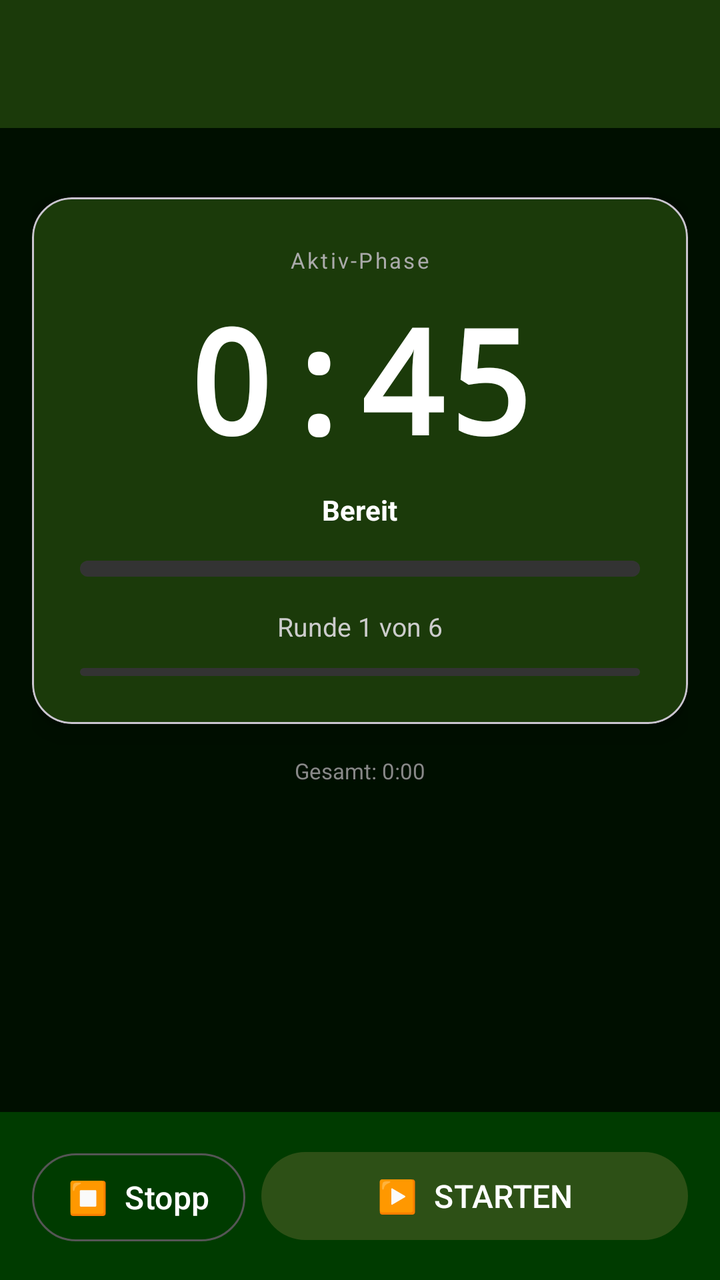
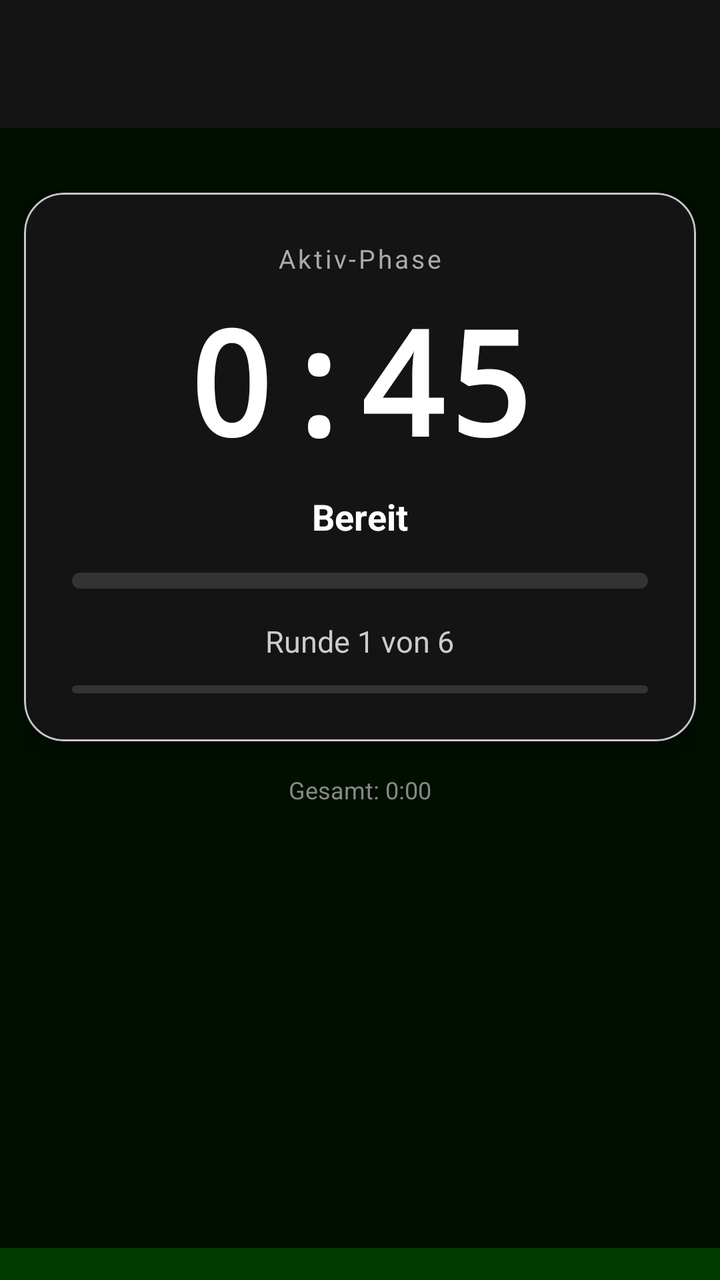

Compare the two renders of this Android layout. The source of the first and the diff that turns it into the second are given below.
<!-- AndroidManifest.xml: activity theme Theme.HundeWildnis -->
<!-- res/layout/activity_interval_timer.xml -->
<?xml version="1.0" encoding="utf-8"?>
<androidx.coordinatorlayout.widget.CoordinatorLayout
    xmlns:android="http://schemas.android.com/apk/res/android"
    xmlns:app="http://schemas.android.com/apk/res-auto"
    android:layout_width="match_parent"
    android:layout_height="match_parent"
    android:background="@color/super_dark_green">

    <androidx.core.widget.NestedScrollView
        android:layout_width="match_parent"
        android:layout_height="match_parent"
        android:paddingBottom="120dp"
        android:clipToPadding="false"
        app:layout_behavior="@string/appbar_scrolling_view_behavior">

        <LinearLayout
            android:layout_width="match_parent"
            android:layout_height="wrap_content"
            android:orientation="vertical"
            android:gravity="center_horizontal"
            android:padding="16dp">

            
            <TextView
                android:id="@+id/tvConfigSummary"
                android:layout_width="match_parent"
                android:layout_height="wrap_content"
                android:textColor="#AAAAAA"
                android:textSize="@dimen/text_body_small"
                android:gravity="center"
                android:layout_marginBottom="4dp" />

            <TextView
                android:id="@+id/tvDogName"
                android:layout_width="wrap_content"
                android:layout_height="wrap_content"
                android:textColor="#CCCCCC"
                android:textSize="@dimen/text_body_medium"
                android:visibility="gone"
                android:layout_marginBottom="16dp" />

            
            <com.google.android.material.card.MaterialCardView
                android:id="@+id/cardTimerDisplay"
                android:layout_width="match_parent"
                android:layout_height="wrap_content"
                android:layout_marginBottom="16dp"
                app:cardBackgroundColor="@color/green_dark"
                app:cardCornerRadius="20dp"
                app:cardElevation="8dp">

                <LinearLayout
                    android:layout_width="match_parent"
                    android:layout_height="wrap_content"
                    android:orientation="vertical"
                    android:gravity="center"
                    android:padding="24dp">

                    
                    <TextView
                        android:id="@+id/tvPhaseLabel"
                        android:layout_width="wrap_content"
                        android:layout_height="wrap_content"
                        android:text="Aktiv-Phase"
                        android:textColor="#AAAAAA"
                        android:textSize="@dimen/text_body_small"
                        android:letterSpacing="0.1"
                        android:layout_marginBottom="4dp" />

                    
                    <TextView
                        android:id="@+id/tvMainTimer"
                        android:layout_width="wrap_content"
                        android:layout_height="wrap_content"
                        android:text="0:45"
                        android:textColor="#FFFFFF"
                        android:textSize="72sp"
                        android:textStyle="bold"
                        android:fontFamily="monospace"
                        android:layout_marginBottom="8dp" />

                    
                    <TextView
                        android:id="@+id/tvStatus"
                        android:layout_width="wrap_content"
                        android:layout_height="wrap_content"
                        android:text="Bereit"
                        android:textColor="#FFFFFF"
                        android:textSize="@dimen/text_body_large"
                        android:textStyle="bold"
                        android:layout_marginBottom="16dp" />

                    
                    <ProgressBar
                        android:id="@+id/progressPhase"
                        style="@android:style/Widget.ProgressBar.Horizontal"
                        android:layout_width="match_parent"
                        android:layout_height="8dp"
                        android:max="100"
                        android:progress="0"
                        android:progressTint="#4CAF50"
                        android:progressBackgroundTint="#333333"
                        android:layout_marginBottom="16dp" />

                    
                    <TextView
                        android:id="@+id/tvRoundInfo"
                        android:layout_width="wrap_content"
                        android:layout_height="wrap_content"
                        android:text="Runde 1 von 6"
                        android:textColor="#CCCCCC"
                        android:textSize="@dimen/text_body_medium"
                        android:layout_marginBottom="12dp" />

                    
                    <ProgressBar
                        android:id="@+id/progressRounds"
                        style="@android:style/Widget.ProgressBar.Horizontal"
                        android:layout_width="match_parent"
                        android:layout_height="4dp"
                        android:max="6"
                        android:progress="0"
                        android:progressTint="#FFD54F"
                        android:progressBackgroundTint="#333333" />

                </LinearLayout>
            </com.google.android.material.card.MaterialCardView>

            
            <TextView
                android:id="@+id/tvElapsed"
                android:layout_width="wrap_content"
                android:layout_height="wrap_content"
                android:text="Gesamt: 0:00"
                android:textColor="#888888"
                android:textSize="@dimen/text_body_small"
                android:layout_marginBottom="24dp" />

            
            <LinearLayout
                android:id="@+id/groupFinished"
                android:layout_width="match_parent"
                android:layout_height="wrap_content"
                android:orientation="vertical"
                android:gravity="center"
                android:visibility="gone">

                <com.google.android.material.card.MaterialCardView
                    android:layout_width="match_parent"
                    android:layout_height="wrap_content"
                    android:layout_marginBottom="12dp"
                    app:cardBackgroundColor="@color/green_dark"
                    app:cardCornerRadius="16dp">

                    <LinearLayout
                        android:layout_width="match_parent"
                        android:layout_height="wrap_content"
                        android:orientation="vertical"
                        android:gravity="center"
                        android:padding="24dp">

                        <TextView
                            android:id="@+id/tvFinishedIcon"
                            android:layout_width="wrap_content"
                            android:layout_height="wrap_content"
                            android:text="🏆"
                            android:textSize="48sp"
                            android:layout_marginBottom="8dp" />

                        <TextView
                            android:id="@+id/tvFinishedTitle"
                            android:layout_width="wrap_content"
                            android:layout_height="wrap_content"
                            android:text="Fertig!"
                            android:textColor="#FFFFFF"
                            android:textSize="@dimen/text_display_medium"
                            android:textStyle="bold"
                            android:layout_marginBottom="8dp" />

                        <TextView
                            android:id="@+id/tvFinishedRounds"
                            android:layout_width="wrap_content"
                            android:layout_height="wrap_content"
                            android:textColor="#CCCCCC"
                            android:textSize="@dimen/text_body_medium"
                            android:layout_marginBottom="4dp" />

                        <TextView
                            android:id="@+id/tvFinishedActive"
                            android:layout_width="wrap_content"
                            android:layout_height="wrap_content"
                            android:textColor="#81C784"
                            android:textSize="@dimen/text_body_medium"
                            android:textStyle="bold" />

                    </LinearLayout>
                </com.google.android.material.card.MaterialCardView>

                
                <com.google.android.material.button.MaterialButton
                    android:id="@+id/btnOpenDiary"
                    android:layout_width="match_parent"
                    android:layout_height="wrap_content"
                    android:layout_marginBottom="8dp"
                    android:text="📋  Im Trainingstagebuch eintragen"
                    android:textSize="@dimen/text_button_small"
                    app:backgroundTint="@color/green_primary"
                    android:visibility="gone" />

                
                <com.google.android.material.button.MaterialButton
                    android:id="@+id/btnShare"
                    style="@style/Widget.Material3.Button.OutlinedButton"
                    android:layout_width="match_parent"
                    android:layout_height="wrap_content"
                    android:layout_marginBottom="8dp"
                    android:text="📤  Ergebnis teilen"
                    android:textColor="#FFFFFF"
                    app:strokeColor="#555555" />

                
                <com.google.android.material.button.MaterialButton
                    android:id="@+id/btnHistory"
                    style="@style/Widget.Material3.Button.OutlinedButton"
                    android:layout_width="match_parent"
                    android:layout_height="wrap_content"
                    android:visibility="gone"
                    android:text="📋  Alle Sessions ansehen"
                    android:textColor="#AAAAAA"
                    app:strokeColor="#444444" />

            </LinearLayout>

        </LinearLayout>
    </androidx.core.widget.NestedScrollView>

    <com.google.android.material.appbar.AppBarLayout
        android:id="@+id/appbar"
        android:layout_width="match_parent"
        android:layout_height="wrap_content"
        android:background="@color/green_dark">

        <com.google.android.material.appbar.MaterialToolbar
            android:id="@+id/toolbar"
            android:layout_width="match_parent"
            android:layout_height="?attr/actionBarSize"
            app:titleTextColor="@android:color/white" />

    </com.google.android.material.appbar.AppBarLayout>

    
    <LinearLayout
        android:layout_width="match_parent"
        android:layout_height="wrap_content"
        android:layout_gravity="bottom"
        android:orientation="horizontal"
        android:padding="16dp"
        android:background="@color/dark_green">

        <com.google.android.material.button.MaterialButton
            android:id="@+id/btnStop"
            style="@style/Widget.Material3.Button.OutlinedButton"
            android:layout_width="0dp"
            android:layout_height="@dimen/button_height_medium"
            android:layout_weight="1"
            android:layout_marginEnd="8dp"
            android:text="⏹️  Stopp"
            android:textSize="@dimen/text_button_small"
            android:textColor="#FFFFFF"
            android:enabled="false"
            app:strokeColor="#555555" />

        <com.google.android.material.button.MaterialButton
            android:id="@+id/btnStartPause"
            android:layout_width="0dp"
            android:layout_height="@dimen/button_height_medium"
            android:layout_weight="2"
            android:text="▶️  STARTEN"
            android:textSize="@dimen/text_button_medium"
            app:backgroundTint="@color/green_primary" />

    </LinearLayout>

</androidx.coordinatorlayout.widget.CoordinatorLayout>
<!-- resources referenced by this layout -->
<resources>
  <color name="dark_green">#003b00</color>
  <color name="green_dark">#1B3A0A</color>
  <color name="green_primary">#2d5016</color>
  <color name="super_dark_green">#000f00</color>
  <dimen name="button_height_medium">56dp</dimen>
  <dimen name="text_body_large">16sp</dimen>
  <dimen name="text_body_medium">14sp</dimen>
  <dimen name="text_body_small">12sp</dimen>
  <dimen name="text_button_medium">18sp</dimen>
  <dimen name="text_button_small">16sp</dimen>
  <dimen name="text_display_medium">20sp</dimen>
  <style name="Theme.HundeWildnis" parent="Base.Theme.HundeWildnis" />
  <style name="Base.Theme.HundeWildnis" parent="Theme.Material3.Light.NoActionBar">
          
          <item name="materialButtonStyle">@style/Widget.App.Button</item>
  
          <item name="colorPrimary">#2d5016</item>
          <item name="colorPrimaryVariant">#1a3009</item>
          <item name="colorOnPrimary">#FFFFFF</item>
          <item name="colorSecondary">#6b8e4e</item>
          <item name="colorSecondaryVariant">#4a6135</item>
          <item name="colorOnSecondary">#000000</item>
          <item name="android:statusBarColor">@android:color/transparent</item>
          <item name="android:navigationBarColor">@android:color/transparent</item>
          <item name="android:windowDrawsSystemBarBackgrounds">true</item>
          <item name="android:windowLightStatusBar">true</item>
          <item name="android:windowLightNavigationBar" tools:targetApi="27">true</item>
          <item name="android:enforceNavigationBarContrast" tools:targetApi="q">false</item>
          <item name="android:enforceStatusBarContrast" tools:targetApi="q">false</item>
  
          
          <item name="colorAccent">#2d5016</item>
          <item name="android:textColorPrimary">#000000</item>
  
          
          <item name="materialAlertDialogTheme">@style/AlertDialogTheme</item>
          <item name="alertDialogTheme">@style/AlertDialogTheme</item>
  
          
          <item name="actionMenuTextColor">#FFFFFF</item>
          <item name="actionOverflowButtonStyle">@style/Widget.App.Overflow</item>
  
          
          <item name="android:windowBackground">#FFFFFF</item>
          <item name="android:colorBackground">#FFFFFF</item>
      </style>
  <style name="Widget.App.Overflow" parent="Widget.AppCompat.ActionButton.Overflow">
          <item name="android:src">@drawable/ic_menu_hamburger</item>
      </style>
  <dimen name="text_button_large">20sp</dimen>
  <style name="DialogButtonStyle.Light" parent="Widget.Material3.Button.TextButton.Dialog">
          
          <item name="android:textColor">#2d5016</item>
  
          
          <item name="android:textSize">13sp</item>
          <item name="android:textAllCaps">false</item>
          <item name="android:maxLines">2</item>
          <item name="android:singleLine">false</item>
          <item name="android:ellipsize">none</item>
          <item name="autoSizeTextType">uniform</item>
          <item name="autoSizeMinTextSize">10sp</item>
          <item name="autoSizeMaxTextSize">16sp</item>
  
          
          <item name="android:paddingStart">2dp</item>
          <item name="android:paddingEnd">2dp</item>
          <item name="android:minWidth">0dp</item>
          <item name="android:insetLeft">0dp</item>
          <item name="android:insetRight">0dp</item>
          <item name="android:insetTop">0dp</item>
          <item name="android:insetBottom">0dp</item>
  
          
          <item name="backgroundTint">@android:color/transparent</item>
  
          
          <item name="rippleColor">#332d5016</item>
      </style>
  <style name="Widget.App.ButtonBar" parent="Widget.AppCompat.ButtonBar.AlertDialog">
          <item name="android:padding">0dp</item>
      </style>
  <!-- unchanged entries left out for length: 3 -->
</resources>

<!-- the commit's change to res/layout/activity_interval_timer.xml (unified diff, before → after) -->
@@ -18,7 +18,7 @@
             android:layout_height="wrap_content"
             android:orientation="vertical"
             android:gravity="center_horizontal"
-            android:padding="16dp">
+            android:padding="12dp">
 
             
             <TextView
@@ -26,7 +26,7 @@
                 android:layout_width="match_parent"
                 android:layout_height="wrap_content"
                 android:textColor="#AAAAAA"
-                android:textSize="@dimen/text_body_small"
+                android:textSize="12sp"
                 android:gravity="center"
                 android:layout_marginBottom="4dp" />
 
@@ -35,7 +35,7 @@
                 android:layout_width="wrap_content"
                 android:layout_height="wrap_content"
                 android:textColor="#CCCCCC"
-                android:textSize="@dimen/text_body_medium"
+                android:textSize="15sp"
                 android:visibility="gone"
                 android:layout_marginBottom="16dp" />
 
@@ -63,7 +63,7 @@
                         android:layout_height="wrap_content"
                         android:text="Aktiv-Phase"
                         android:textColor="#AAAAAA"
-                        android:textSize="@dimen/text_body_small"
+                        android:textSize="13sp"
                         android:letterSpacing="0.1"
                         android:layout_marginBottom="4dp" />
 
@@ -86,7 +86,7 @@
                         android:layout_height="wrap_content"
                         android:text="Bereit"
                         android:textColor="#FFFFFF"
-                        android:textSize="@dimen/text_body_large"
+                        android:textSize="18sp"
                         android:textStyle="bold"
                         android:layout_marginBottom="16dp" />
 
@@ -109,7 +109,7 @@
                         android:layout_height="wrap_content"
                         android:text="Runde 1 von 6"
                         android:textColor="#CCCCCC"
-                        android:textSize="@dimen/text_body_medium"
+                        android:textSize="15sp"
                         android:layout_marginBottom="12dp" />
 
                     
@@ -133,7 +133,7 @@
                 android:layout_height="wrap_content"
                 android:text="Gesamt: 0:00"
                 android:textColor="#888888"
-                android:textSize="@dimen/text_body_small"
+                android:textSize="12sp"
                 android:layout_marginBottom="24dp" />
 
             
@@ -148,7 +148,7 @@
                 <com.google.android.material.card.MaterialCardView
                     android:layout_width="match_parent"
                     android:layout_height="wrap_content"
-                    android:layout_marginBottom="12dp"
+                    android:layout_marginBottom="16dp"
                     app:cardBackgroundColor="@color/green_dark"
                     app:cardCornerRadius="16dp">
 
@@ -173,7 +173,7 @@
                             android:layout_height="wrap_content"
                             android:text="Fertig!"
                             android:textColor="#FFFFFF"
-                            android:textSize="@dimen/text_display_medium"
+                            android:textSize="32sp"
                             android:textStyle="bold"
                             android:layout_marginBottom="8dp" />
 
@@ -182,7 +182,7 @@
                             android:layout_width="wrap_content"
                             android:layout_height="wrap_content"
                             android:textColor="#CCCCCC"
-                            android:textSize="@dimen/text_body_medium"
+                            android:textSize="15sp"
                             android:layout_marginBottom="4dp" />
 
                         <TextView
@@ -190,44 +190,20 @@
                             android:layout_width="wrap_content"
                             android:layout_height="wrap_content"
                             android:textColor="#81C784"
-                            android:textSize="@dimen/text_body_medium"
+                            android:textSize="15sp"
                             android:textStyle="bold" />
 
                     </LinearLayout>
                 </com.google.android.material.card.MaterialCardView>
 
                 
-                <com.google.android.material.button.MaterialButton
-                    android:id="@+id/btnOpenDiary"
+                <androidx.recyclerview.widget.RecyclerView
+                    android:id="@+id/gridTimerFinished"
                     android:layout_width="match_parent"
                     android:layout_height="wrap_content"
-                    android:layout_marginBottom="8dp"
-                    android:text="📋  Im Trainingstagebuch eintragen"
-                    android:textSize="@dimen/text_button_small"
-                    app:backgroundTint="@color/green_primary"
-                    android:visibility="gone" />
-
-                
-                <com.google.android.material.button.MaterialButton
-                    android:id="@+id/btnShare"
-                    style="@style/Widget.Material3.Button.OutlinedButton"
-                    android:layout_width="match_parent"
-                    android:layout_height="wrap_content"
-                    android:layout_marginBottom="8dp"
-                    android:text="📤  Ergebnis teilen"
-                    android:textColor="#FFFFFF"
-                    app:strokeColor="#555555" />
-
-                
-                <com.google.android.material.button.MaterialButton
-                    android:id="@+id/btnHistory"
-                    style="@style/Widget.Material3.Button.OutlinedButton"
-                    android:layout_width="match_parent"
-                    android:layout_height="wrap_content"
-                    android:visibility="gone"
-                    android:text="📋  Alle Sessions ansehen"
-                    android:textColor="#AAAAAA"
-                    app:strokeColor="#444444" />
+                    android:nestedScrollingEnabled="false"
+                    app:layoutManager="androidx.recyclerview.widget.GridLayoutManager"
+                    app:spanCount="2" />
 
             </LinearLayout>
 
@@ -249,36 +225,14 @@
     </com.google.android.material.appbar.AppBarLayout>
 
     
-    <LinearLayout
+    <androidx.recyclerview.widget.RecyclerView
+        android:id="@+id/gridTimerControls"
         android:layout_width="match_parent"
         android:layout_height="wrap_content"
         android:layout_gravity="bottom"
-        android:orientation="horizontal"
-        android:padding="16dp"
-        android:background="@color/dark_green">
-
-        <com.google.android.material.button.MaterialButton
-            android:id="@+id/btnStop"
-            style="@style/Widget.Material3.Button.OutlinedButton"
-            android:layout_width="0dp"
-            android:layout_height="@dimen/button_height_medium"
-            android:layout_weight="1"
-            android:layout_marginEnd="8dp"
-            android:text="⏹️  Stopp"
-            android:textSize="@dimen/text_button_small"
-            android:textColor="#FFFFFF"
-            android:enabled="false"
-            app:strokeColor="#555555" />
-
-        <com.google.android.material.button.MaterialButton
-            android:id="@+id/btnStartPause"
-            android:layout_width="0dp"
-            android:layout_height="@dimen/button_height_medium"
-            android:layout_weight="2"
-            android:text="▶️  STARTEN"
-            android:textSize="@dimen/text_button_medium"
-            app:backgroundTint="@color/green_primary" />
-
-    </LinearLayout>
+        android:background="@color/dark_green"
+        android:padding="8dp"
+        app:layoutManager="androidx.recyclerview.widget.GridLayoutManager"
+        app:spanCount="2" />
 
 </androidx.coordinatorlayout.widget.CoordinatorLayout>
<!-- resource entries referenced after the edit -->
@@ -1,29 +1,20 @@
 <!-- resources referenced by this layout -->
 <resources>
   <color name="dark_green">#003b00</color>
-  <color name="green_dark">#1B3A0A</color>
-  <color name="green_primary">#2d5016</color>
+  <color name="green_dark">@color/rd_bg_dark</color>
   <color name="super_dark_green">#000f00</color>
-  <dimen name="button_height_medium">56dp</dimen>
-  <dimen name="text_body_large">16sp</dimen>
-  <dimen name="text_body_medium">14sp</dimen>
-  <dimen name="text_body_small">12sp</dimen>
-  <dimen name="text_button_medium">18sp</dimen>
-  <dimen name="text_button_small">16sp</dimen>
-  <dimen name="text_display_medium">20sp</dimen>
   <style name="Theme.HundeWildnis" parent="Base.Theme.HundeWildnis" />
+  <color name="rd_bg_dark">#141414</color>
   <style name="Base.Theme.HundeWildnis" parent="Theme.Material3.Light.NoActionBar">
           
           <item name="materialButtonStyle">@style/Widget.App.Button</item>
   
-          <item name="colorPrimary">#2d5016</item>
-          <item name="colorPrimaryVariant">#1a3009</item>
-          <item name="colorOnPrimary">#FFFFFF</item>
-          <item name="colorSecondary">#6b8e4e</item>
-          <item name="colorSecondaryVariant">#4a6135</item>
-          <item name="colorOnSecondary">#000000</item>
-          <item name="android:statusBarColor">@android:color/transparent</item>
-          <item name="android:navigationBarColor">@android:color/transparent</item>
+          <item name="colorPrimary">@color/rd_bg_light</item>
+          <item name="colorOnPrimary">@color/rd_text_primary_light</item>
+          <item name="colorSecondary">@color/rd_group2_accent_light</item>
+          <item name="colorOnSecondary">#FFFFFF</item>
+          <item name="android:statusBarColor">@color/rd_bg_light</item>
+          <item name="android:navigationBarColor">@color/rd_bg_light</item>
           <item name="android:windowDrawsSystemBarBackgrounds">true</item>
           <item name="android:windowLightStatusBar">true</item>
           <item name="android:windowLightNavigationBar" tools:targetApi="27">true</item>
@@ -31,7 +22,7 @@
           <item name="android:enforceStatusBarContrast" tools:targetApi="q">false</item>
   
           
-          <item name="colorAccent">#2d5016</item>
+          <item name="colorAccent">@color/rd_group2_accent_light</item>
           <item name="android:textColorPrimary">#000000</item>
   
           
@@ -39,20 +30,23 @@
           <item name="alertDialogTheme">@style/AlertDialogTheme</item>
   
           
-          <item name="actionMenuTextColor">#FFFFFF</item>
+          <item name="actionMenuTextColor">@color/rd_text_primary_light</item>
           <item name="actionOverflowButtonStyle">@style/Widget.App.Overflow</item>
   
           
-          <item name="android:windowBackground">#FFFFFF</item>
-          <item name="android:colorBackground">#FFFFFF</item>
+          <item name="android:windowBackground">@color/rd_bg_light</item>
+          <item name="android:colorBackground">@color/rd_bg_light</item>
       </style>
+  <color name="rd_bg_light">#FAF7F0</color>
+  <color name="rd_text_primary_light">#2B2620</color>
+  <color name="rd_group2_accent_light">#8A7A1F</color>
   <style name="Widget.App.Overflow" parent="Widget.AppCompat.ActionButton.Overflow">
           <item name="android:src">@drawable/ic_menu_hamburger</item>
       </style>
   <dimen name="text_button_large">20sp</dimen>
   <style name="DialogButtonStyle.Light" parent="Widget.Material3.Button.TextButton.Dialog">
           
-          <item name="android:textColor">#2d5016</item>
+          <item name="android:textColor">?attr/colorSecondary</item>
   
           
           <item name="android:textSize">13sp</item>
